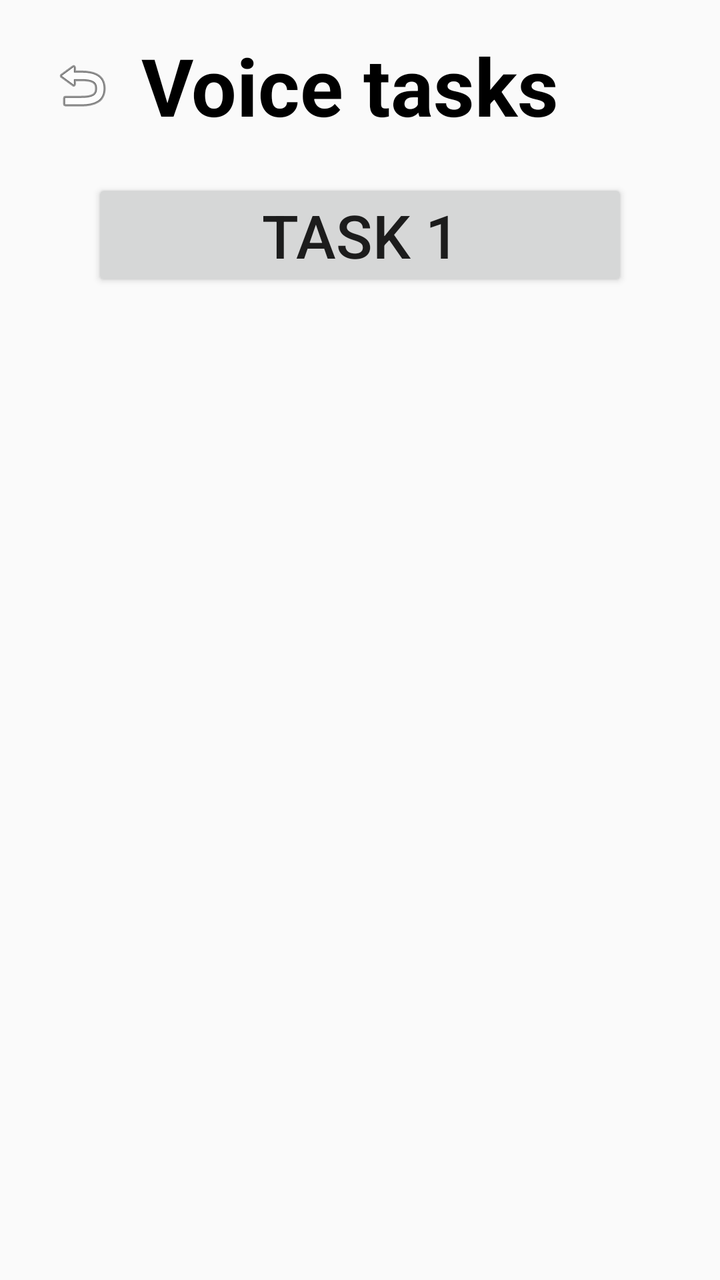
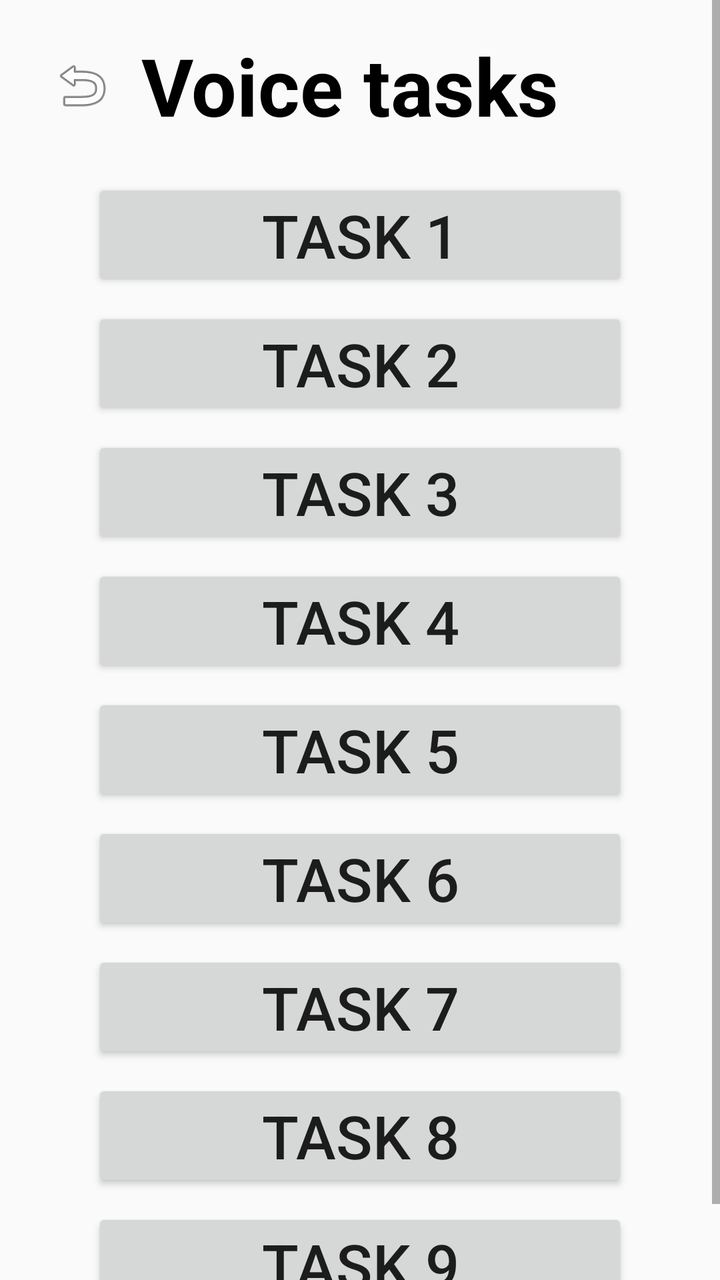

Two renders of the same Android screen: before a commit and after it. Below are the layout's source before the change and the commit's diff.
<!-- AndroidManifest.xml: application theme Theme.DiagnosticApp -->
<!-- res/layout/activity_writing_tasks_list.xml -->
<?xml version="1.0" encoding="utf-8"?>
<ScrollView
    xmlns:android="http://schemas.android.com/apk/res/android"
    android:layout_width="match_parent"
    android:layout_height="match_parent">

    <LinearLayout
        android:layout_width="match_parent"
        android:layout_height="wrap_content"
        android:orientation="vertical"
        android:padding="16dp"
        android:gravity="center_horizontal">

        
        <LinearLayout
            android:layout_width="match_parent"
            android:layout_height="wrap_content"
            android:orientation="horizontal"
            android:gravity="center_vertical"
            android:paddingBottom="16dp">

            <ImageButton
                android:id="@+id/btnBack"
                android:layout_width="50dp"
                android:layout_height="50dp"
                android:background="?attr/selectableItemBackground"
                android:src="@android:drawable/ic_menu_revert"
                android:contentDescription="Back"/>

            <TextView
                android:id="@+id/tvTitle"
                android:layout_width="0dp"
                android:layout_height="wrap_content"
                android:text="Voice tasks"
                android:textSize="40sp"
                android:textStyle="bold"
                android:textColor="@color/black"
                android:gravity="center"
                android:layout_marginLeft="-60dp"
                android:layout_weight="1" />
        </LinearLayout>

        
        <GridLayout
            android:id="@+id/gridLayoutButtons"
            android:layout_width="match_parent"
            android:layout_height="wrap_content"
            android:columnCount="1"
            android:rowCount="6"
            android:alignmentMode="alignMargins"
            android:columnOrderPreserved="false"
            android:useDefaultMargins="true">

            
            <Button
                style="@style/TaskButtonStyle"
                android:id="@+id/btnTask1"
                android:text="Task 1" />



















































        </GridLayout>
    </LinearLayout>
</ScrollView>
<!-- resources referenced by this layout -->
<resources>
  <color name="black">#FF000000</color>
  <style name="TaskButtonStyle">
          <item name="android:layout_columnWeight">1</item>
          <item name="android:textSize">30sp</item>
          <item name="android:padding">8dp</item> 
          <item name="android:layout_marginLeft">30dp</item> 
          <item name="android:layout_marginRight">30dp</item> 
      </style>
  <style name="Theme.DiagnosticApp" parent="Theme.AppCompat.Light.NoActionBar" />
</resources>

<!-- the commit's change to res/layout/activity_writing_tasks_list.xml (unified diff, before → after) -->
@@ -57,45 +57,45 @@
                 android:id="@+id/btnTask1"
                 android:text="Task 1" />
 
+            <Button
+                style="@style/TaskButtonStyle"
+                android:id="@+id/btnTask2"
+                android:text="Task 2" />
 
+            <Button
+                style="@style/TaskButtonStyle"
+                android:id="@+id/btnTask3"
+                android:text="Task 3" />
 
+            <Button
+                style="@style/TaskButtonStyle"
+                android:id="@+id/btnTask4"
+                android:text="Task 4" />
 
+            <Button
+                style="@style/TaskButtonStyle"
+                android:id="@+id/btnTask5"
+                android:text="Task 5" />
 
+            <Button
+                style="@style/TaskButtonStyle"
+                android:id="@+id/btnTask6"
+                android:text="Task 6" />
 
+            <Button
+                style="@style/TaskButtonStyle"
+                android:id="@+id/btnTask7"
+                android:text="Task 7" />
 
+            <Button
+                style="@style/TaskButtonStyle"
+                android:id="@+id/btnTask8"
+                android:text="Task 8" />
 
-
-
-
-
-
-
-
-
-
-
-
-
-
-
-
-
-
-
-
-
-
-
-
-
-
-
-
-
-
-
-
-
+            <Button
+                style="@style/TaskButtonStyle"
+                android:id="@+id/btnTask9"
+                android:text="Task 9" />
 
 
 
